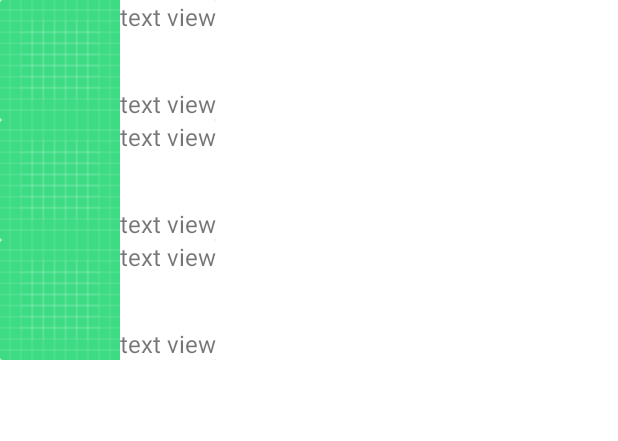
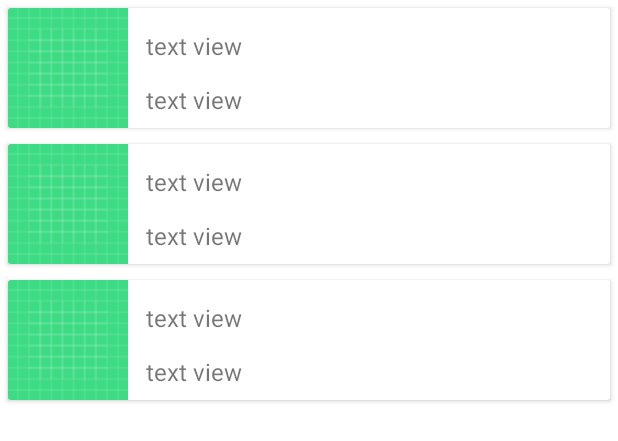
Before and after one commit to huzaifitoo/ecom-user, an Android app: the layout activity_category.xml on its own in the app's theme, with its tools: preview values and no code run, on a phone screen of 412 x 824 dp. Shown: the top 441 px of the screen. Run offline under Robolectric (Android 15) with nearby library versions, the phone set to English and light mode, and no system bars.

```diff
--- a/app/src/main/res/layout/activity_category.xml
+++ b/app/src/main/res/layout/activity_category.xml
@@ -1,16 +1,20 @@
 <?xml version="1.0" encoding="utf-8"?>
-<LinearLayout xmlns:android="http://schemas.android.com/apk/res/android"
+<androidx.constraintlayout.widget.ConstraintLayout xmlns:android="http://schemas.android.com/apk/res/android"
     xmlns:app="http://schemas.android.com/apk/res-auto"
     xmlns:tools="http://schemas.android.com/tools"
-    android:layout_width="wrap_content"
-    android:layout_height="wrap_content"
+    android:layout_width="match_parent"
+    android:layout_height="match_parent"
     tools:context=".CategoryActivity">
 
-    <androidx.recyclerview.widget.RecyclerView
-        android:id="@+id/recyclerView"
-        android:layout_width="wrap_content"
-        android:layout_height="wrap_content"
-        app:layoutManager="androidx.recyclerview.widget.LinearLayoutManager"
-        tools:listitem="@layout/item_category_product_layout" />
+<androidx.recyclerview.widget.RecyclerView
+    android:id="@+id/recyclerView"
+    android:layout_width="0dp"
+    android:layout_height="0dp"
+    app:layout_constraintTop_toTopOf="parent"
+    app:layout_constraintBottom_toBottomOf="parent"
+    app:layout_constraintStart_toStartOf="parent"
+    app:layout_constraintEnd_toEndOf="parent"
+    tools:listitem="@layout/item_category_product_layout"
+    app:layoutManager="androidx.recyclerview.widget.LinearLayoutManager"/>
 
-</LinearLayout>
+</androidx.constraintlayout.widget.ConstraintLayout>
--- a/app/src/main/res/layout/item_category_product_layout.xml
+++ b/app/src/main/res/layout/item_category_product_layout.xml
@@ -6,8 +6,10 @@
 
     <androidx.cardview.widget.CardView
         android:id="@+id/cardView3"
-        android:layout_width="wrap_content"
+        android:layout_width="0dp"
         android:layout_height="wrap_content"
+        android:layout_margin="5dp"
+        app:layout_constraintBottom_toBottomOf="parent"
         app:layout_constraintEnd_toEndOf="parent"
         app:layout_constraintStart_toStartOf="parent"
         app:layout_constraintTop_toTopOf="parent">
@@ -22,9 +24,9 @@
                 android:layout_height="80dp"
                 android:scaleType="centerCrop"
                 android:src="@drawable/ic_launcher_background"
+                app:layout_constraintBottom_toBottomOf="parent"
                 app:layout_constraintStart_toStartOf="parent"
-                app:layout_constraintTop_toTopOf="parent"
-                app:layout_constraintBottom_toBottomOf="parent"/>
+                app:layout_constraintTop_toTopOf="parent" />
 
             <TextView
                 android:id="@+id/textView5"
@@ -32,9 +34,10 @@
                 android:layout_height="wrap_content"
                 android:text="text view"
                 android:textSize="16sp"
+                android:layout_marginStart="12dp"
+                app:layout_constraintBottom_toTopOf="@+id/texView6"
                 app:layout_constraintStart_toEndOf="@+id/imageView3"
-                app:layout_constraintTop_toTopOf="parent"
-                app:layout_constraintVertical_bias="0.186" />
+                app:layout_constraintTop_toTopOf="parent" />
 
 
             <TextView
@@ -43,10 +46,11 @@
                 android:layout_height="wrap_content"
                 android:text="text view"
                 android:textSize="16sp"
-                app:layout_constraintStart_toEndOf="@+id/imageView3"
+                android:layout_marginStart="12dp"
+                android:layout_marginBottom="8dp"
                 app:layout_constraintBottom_toBottomOf="parent"
                 app:layout_constraintEnd_toEndOf="@+id/textView5"
-                 />
+                app:layout_constraintStart_toEndOf="@+id/imageView3" />
 
         </androidx.constraintlayout.widget.ConstraintLayout>
 
--- a/app/src/main/res/navigation/nav.xml
+++ b/app/src/main/res/navigation/nav.xml
@@ -9,7 +9,11 @@
         android:id="@+id/homeFragment"
         android:name="com.example.ecommerceapp.Fragment.HomeFragment"
         android:label="fragment_home"
-        tools:layout="@layout/fragment_home" />
+        tools:layout="@layout/fragment_home" >
+        <action
+            android:id="@+id/action_homeFragment_to_cardFragment"
+            app:destination="@id/cardFragment" />
+    </fragment>
     <fragment
         android:id="@+id/cardFragment"
         android:name="com.example.ecommerceapp.Fragment.CardFragment"
```
Also changed, not shown: app/build.gradle (+11 -0 lines), app/src/main/java/com/example/ecommerceapp/Adapter/CartAdapter.kt (added, +33 -0 lines), app/src/main/java/com/example/ecommerceapp/Adapter/CategoryAdapter.kt (+11 -8 lines), app/src/main/java/com/example/ecommerceapp/Fragment/CardFragment.kt (+21 -39 lines), app/src/main/java/com/example/ecommerceapp/Fragment/HomeFragment.kt (+13 -8 lines), app/src/main/java/com/example/ecommerceapp/MainActivity.kt (+23 -17 lines), app/src/main/java/com/example/ecommerceapp/ProductDetailsActivity.kt (+69 -8 lines), app/src/main/java/com/example/ecommerceapp/RoomDB/AppDatabase.kt (added, +37 -0 lines), app/src/main/java/com/example/ecommerceapp/RoomDB/ProductDao.kt (added, +21 -0 lines), app/src/main/java/com/example/ecommerceapp/RoomDB/ProductModel.kt (added, +24 -0 lines), app/src/main/res/layout/fragment_card.xml (+8 -5 lines), app/src/main/res/layout/fragment_home.xml (+7 -7 lines), app/src/main/res/layout/layout_cart_item.xml (added, +51 -0 lines).
